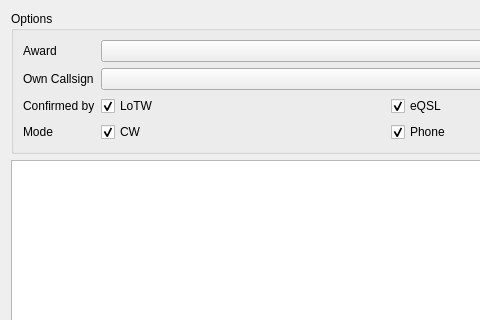
k5mcd/QLog, file ui/AwardsDialog.ui: the form before one commit; both pictures show x 0 to 480 and y 0 to 320 of the 987 by 1002 pixel window.
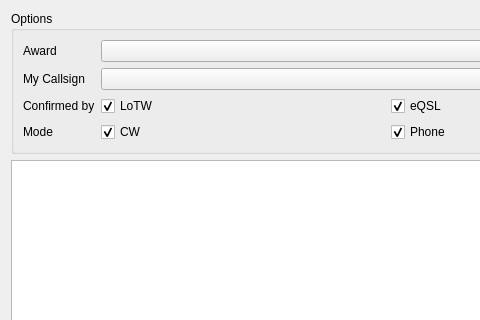
The form after the commit.

Diff of the .ui file:
```diff
--- a/ui/AwardsDialog.ui
+++ b/ui/AwardsDialog.ui
@@ -33,7 +33,7 @@
       <item row="1" column="0">
        <widget class="QLabel" name="myCallLabel">
         <property name="text">
-         <string>Own Callsign</string>
+         <string>My Callsign</string>
         </property>
        </widget>
       </item>
```
